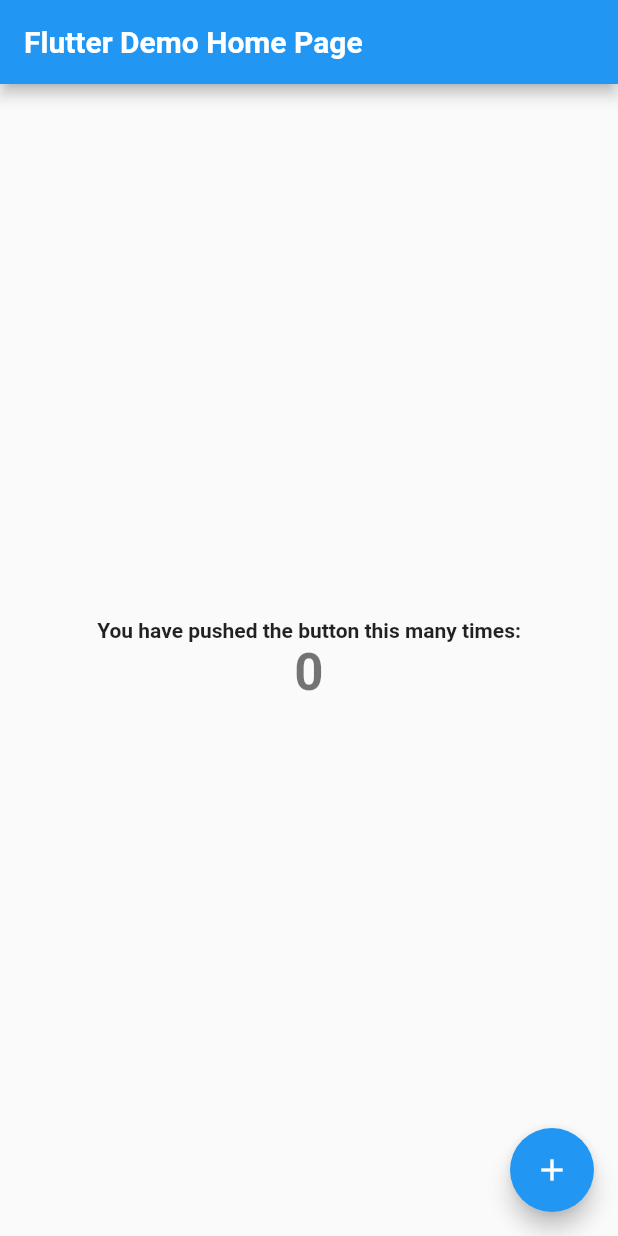
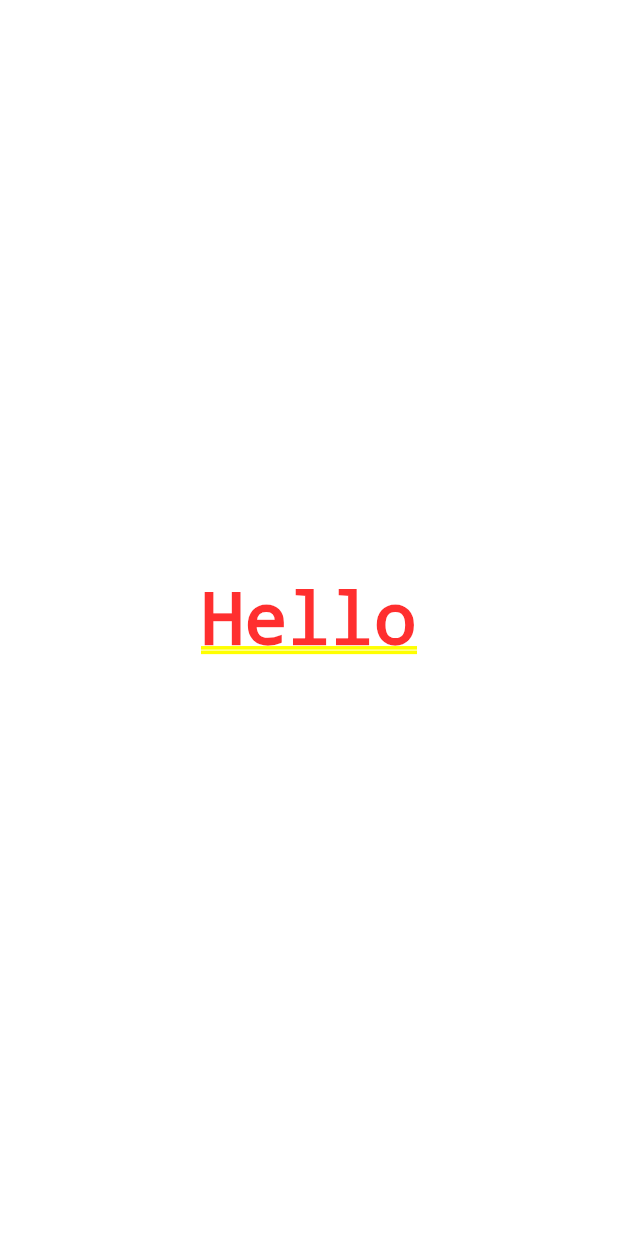
Before and after one commit to Kukustar/places, a Flutter app: the screen it shows after launch, on a phone screen of 412 x 824 dp. Run offline on Flutter 3.47's test engine with Material 2 defaults, Android fonts, the phone set to English and light mode, and no system bars.

Commit message:
- create first stateless widget - add build counter - create first stateFullWidget

```diff
--- a/lib/main.dart
+++ b/lib/main.dart
@@ -5,109 +5,49 @@ void main() {
 }
 
 class MyApp extends StatelessWidget {
-  // This widget is the root of your application.
   @override
   Widget build(BuildContext context) {
     return MaterialApp(
       title: 'Flutter Demo',
       theme: ThemeData(
-        // This is the theme of your application.
-        //
-        // Try running your application with "flutter run". You'll see the
-        // application has a blue toolbar. Then, without quitting the app, try
-        // changing the primarySwatch below to Colors.green and then invoke
-        // "hot reload" (press "r" in the console where you ran "flutter run",
-        // or simply save your changes to "hot reload" in a Flutter IDE).
-        // Notice that the counter didn't reset back to zero; the application
-        // is not restarted.
         primarySwatch: Colors.blue,
       ),
-      home: MyHomePage(title: 'Flutter Demo Home Page'),
+      home: MyFirstWidget(),
     );
   }
 }
 
-class MyHomePage extends StatefulWidget {
-  MyHomePage({Key? key, required this.title}) : super(key: key);
+class MyFirstWidget extends StatelessWidget {
 
-  // This widget is the home page of your application. It is stateful, meaning
-  // that it has a State object (defined below) that contains fields that affect
-  // how it looks.
-
-  // This class is the configuration for the state. It holds the values (in this
-  // case the title) provided by the parent (in this case the App widget) and
-  // used by the build method of the State. Fields in a Widget subclass are
-  // always marked "final".
-
-  final String title;
-
-  @override
-  _MyHomePageState createState() => _MyHomePageState();
-}
-
-class _MyHomePageState extends State<MyHomePage> {
-  int _counter = 0;
-
-  void _incrementCounter() {
-    setState(() {
-      // This call to setState tells the Flutter framework that something has
-      // changed in this State, which causes it to rerun the build method below
-      // so that the display can reflect the updated values. If we changed
-      // _counter without calling setState(), then the build method would not be
-      // called again, and so nothing would appear to happen.
-      _counter++;
-    });
-  }
+  int buildCounter = 0;
 
   @override
   Widget build(BuildContext context) {
-    // This method is rerun every time setState is called, for instance as done
-    // by the _incrementCounter method above.
-    //
-    // The Flutter framework has been optimized to make rerunning build methods
-    // fast, so that you can just rebuild anything that needs updating rather
-    // than having to individually change instances of widgets.
-    return Scaffold(
-      appBar: AppBar(
-        // Here we take the value from the MyHomePage object that was created by
-        // the App.build method, and use it to set our appbar title.
-        title: Text(widget.title),
+    buildCounter += 1;
+    print(buildCounter);
+    return Container(
+      child: Center(
+        child: Text('Hello'),
       ),
-      body: Center(
-        // Center is a layout widget. It takes a single child and positions it
-        // in the middle of the parent.
-        child: Column(
-          // Column is also a layout widget. It takes a list of children and
-          // arranges them vertically. By default, it sizes itself to fit its
-          // children horizontally, and tries to be as tall as its parent.
-          //
-          // Invoke "debug painting" (press "p" in the console, choose the
-          // "Toggle Debug Paint" action from the Flutter Inspector in Android
-          // Studio, or the "Toggle Debug Paint" command in Visual Studio Code)
-          // to see the wireframe for each widget.
-          //
-          // Column has various properties to control how it sizes itself and
-          // how it positions its children. Here we use mainAxisAlignment to
-          // center the children vertically; the main axis here is the vertical
-          // axis because Columns are vertical (the cross axis would be
-          // horizontal).
-          mainAxisAlignment: MainAxisAlignment.center,
-          children: <Widget>[
-            Text(
-              'You have pushed the button this many times:',
-            ),
-            Text(
-              '$_counter',
-              style: Theme.of(context).textTheme.headline4,
-            ),
-          ],
-        ),
-      ),
-      floatingActionButton: FloatingActionButton(
-        onPressed: _incrementCounter,
-        tooltip: 'Increment',
-        child: Icon(Icons.add),
-      ), // This trailing comma makes auto-formatting nicer for build methods.
     );
   }
 }
+
+class MyFirstStateFullWidget extends StatefulWidget {
+  _MyFirstStateFullWidgetState createState() => _MyFirstStateFullWidgetState();
+}
+
+class _MyFirstStateFullWidgetState extends State<MyFirstStateFullWidget> {
+  int buildCounter = 0;
+  @override
+  Widget build(BuildContext context) {
+    buildCounter += 1;
+    print(buildCounter);
+    return Container(
+      child: Center(
+        child: Text('Hello'),
+      ),
+    );
+  }
+
+}
```
